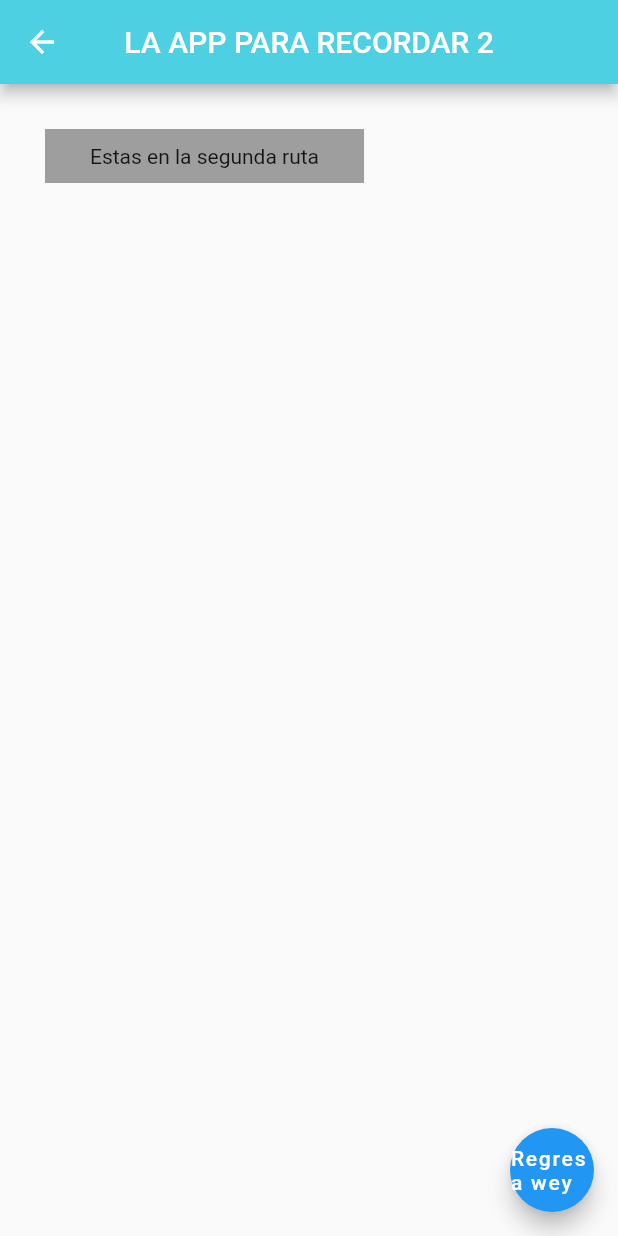
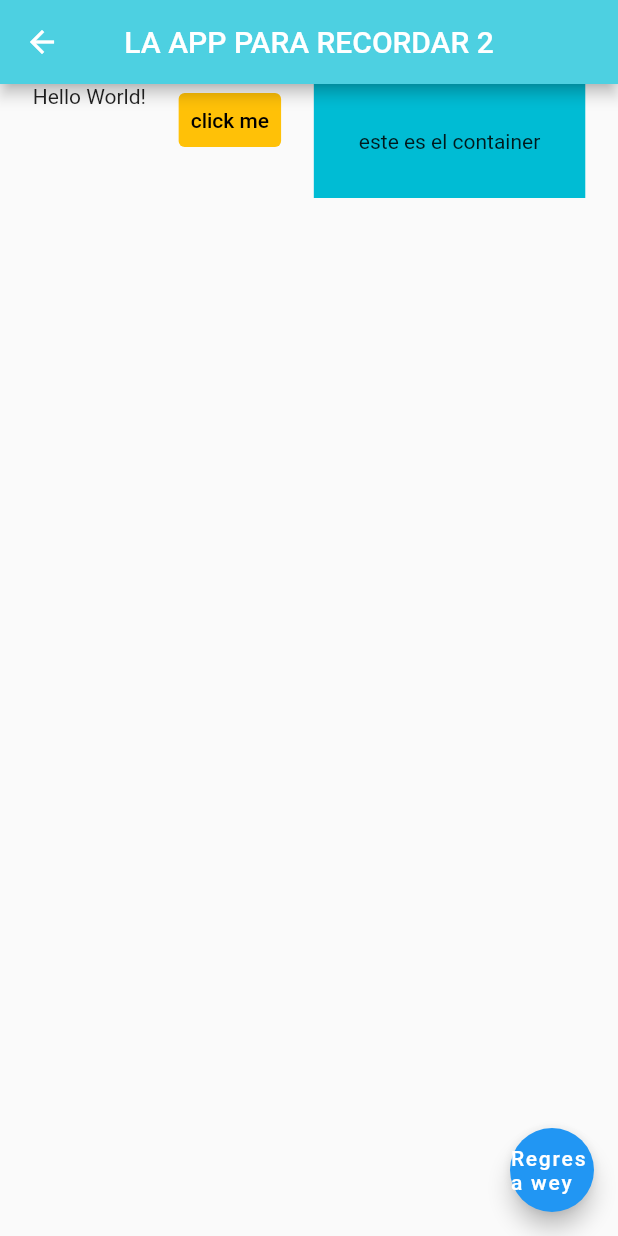
Before and after one commit to GabrielRosalesAzurdia/recuerdo, a Flutter app: the AprendiendoLayout screen opened directly, on a phone screen of 412 x 824 dp. Run offline on Flutter 3.47's test engine with Material 2 defaults, Android fonts, the phone set to English and light mode, and no system bars.

Commit message:
viendo filas

```diff
--- a/lib/layout.dart
+++ b/lib/layout.dart
@@ -1,3 +1,5 @@
+import 'dart:async';
+
 import 'package:flutter/material.dart';
 
 // Widget creado solo para experimentar con el diseño y las proporciones de
@@ -18,6 +20,21 @@ class AprendiendoLayout extends StatelessWidget {
       // recordando que padding es el espacio interno de un elemento
       // y margin es el espacio externo de un elemento
 
+      //Container(
+      // con el padding ese utiliza EdgeInsets para deterimnarlo
+      // EdgeInsets.symetric() sirve para dar padding parejo
+      // horizontal y verticalmente
+      // EdgeInsets.fromLTRB para establecer distintos valores
+      // izquierda, arriba, derecha y abajo en ese orden
+      // EdgeInsets.all() es para ponerlo todo igual
+      //padding: const EdgeInsets.symmetric(horizontal: 30, vertical: 10),
+      // El margin es para espacio externo, hace que la cajita se
+      // aparte de los demás elementos
+      //margin: const EdgeInsets.all(30),
+      //color: Colors.grey,
+      //child: const Text("Estas en la segunda ruta"),
+      //),
+
       // En vez de container puedo utilizar el Widget Padding que me
       // deja añadir padding igual con EdgeInsets y adimte un child
       // la diferencia es que ese widget no admite margin y no
@@ -27,20 +44,45 @@ class AprendiendoLayout extends StatelessWidget {
       //  child: Text("algo"),
       // ),
 
-      body: Container(
-        // con el padding ese utiliza EdgeInsets para deterimnarlo
-        // EdgeInsets.symetric() sirve para dar padding parejo
-        // horizontal y verticalmente
-        // EdgeInsets.fromLTRB para establecer distintos valores
-        // izquierda, arriba, derecha y abajo en ese orden
-        // EdgeInsets.all() es para ponerlo todo igual
-        padding: const EdgeInsets.symmetric(horizontal: 30, vertical: 10),
-        // El margin es para espacio externo, hace que la cajita se
-        // aparte de los demás elementos
-        margin: const EdgeInsets.all(30),
-        color: Colors.grey,
-        child: const Text("Estas en la segunda ruta"),
+      // Row nos sirve para ir armando una estuctura de filas y de columnas,
+      // siendo row la quep ermite crear una fila de elementos todos dentro de
+      // children y separados por comas ya que es una lista
+      body: Row(
+        // nos sirve para setear la posición de los elementos
+        // - - - - - - - - - - - > main axis
+        // ^
+        // | cross axis
+        // |
+        // .start es el por defecto, .center es en el centro
+        // .end es al tope opuesto, .spaceBetween es dejando espacio entre los
+        // objetos pero no al final de los topes de la panalla,
+        // spaceEvelny deja espacio entre los objetos pero esta vez si deja
+        // espacio a las orillas de la pantalla
+        mainAxisAlignment: MainAxisAlignment.spaceEvenly,
+        // .strech estira la height de los objetos para que cumpla con toda
+        // la pantalla, .center centra las cosas, .start los topa al principio
+        // de la fila, .end los topa con el fondo de la fila
+        crossAxisAlignment: CrossAxisAlignment.start,
+        children: [
+          const Text("Hello World!"),
+          TextButton(
+            onPressed: () {},
+            style: TextButton.styleFrom(
+              backgroundColor: Colors.amber,
+            ),
+            child: const Text(
+              "click me",
+              style: TextStyle(color: Colors.black),
+            ),
+          ),
+          Container(
+            color: Colors.cyan,
+            padding: const EdgeInsets.all(30),
+            child: const Text("este es el container"),
+          )
+        ],
       ),
+
       floatingActionButton: FloatingActionButton(
         onPressed: () {
           // Navigator.pop sirve para regresar a la pantalla anterior
```
Also changed, not shown: flutter_02.png (added).
